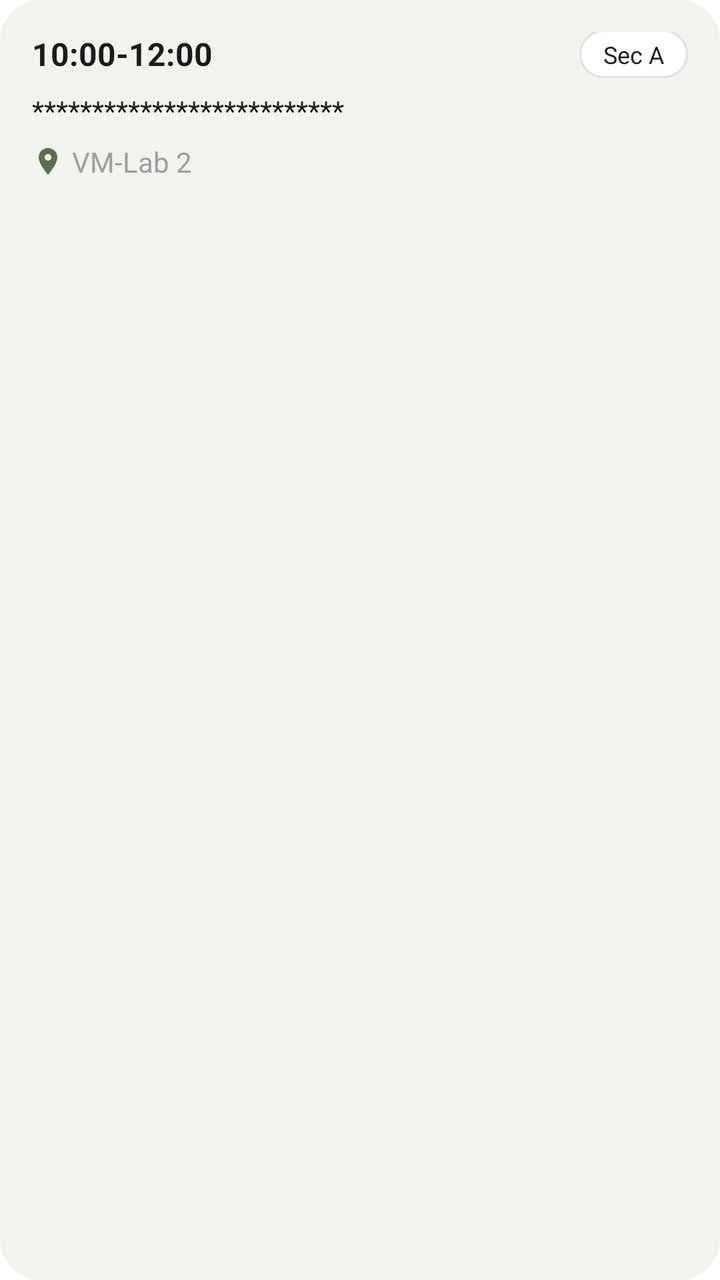
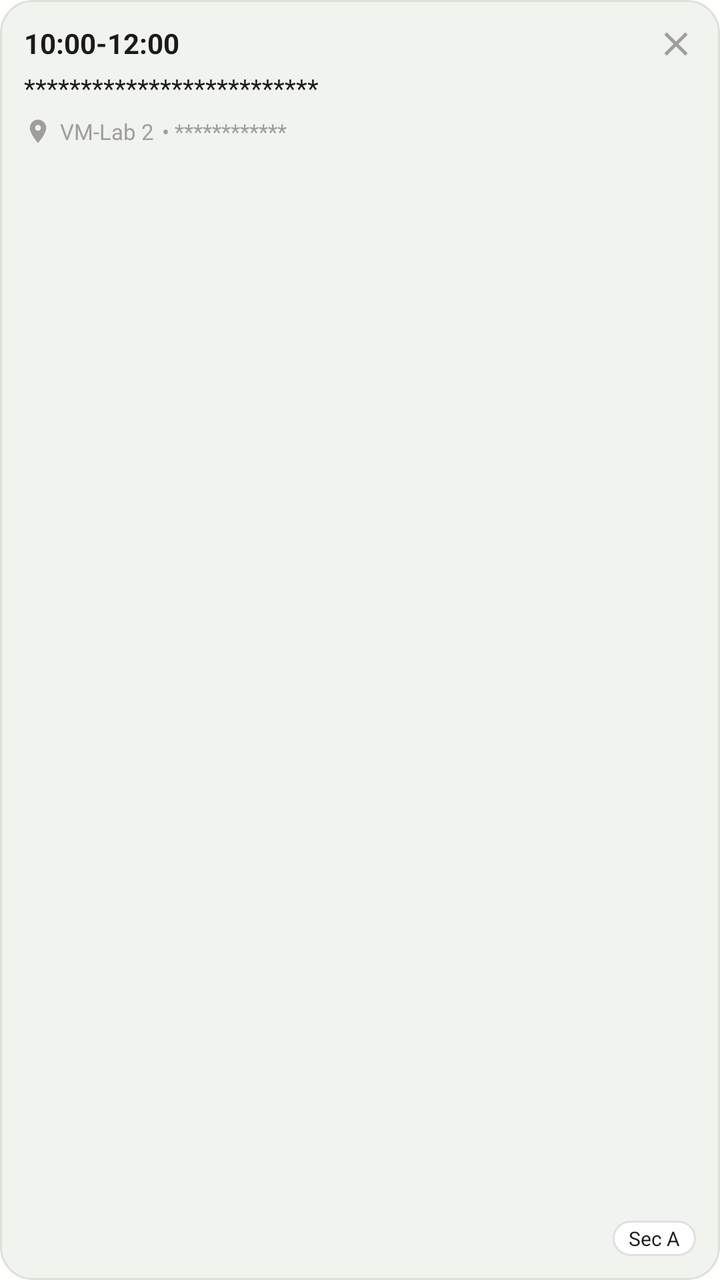

Two renders of the same Android screen: before a commit and after it. Below are the layout's source before the change and the commit's diff.
<!-- AndroidManifest.xml: application theme Theme.VETSCHED -->
<!-- res/layout/item_schedule_card.xml -->
<?xml version="1.0" encoding="utf-8"?>
<androidx.constraintlayout.widget.ConstraintLayout xmlns:android="http://schemas.android.com/apk/res/android"
    xmlns:app="http://schemas.android.com/apk/res-auto"
    android:layout_width="match_parent"
    android:layout_height="wrap_content"
    android:background="@drawable/bg_schedule_card"
    android:padding="16dp">

    <TextView
        android:id="@+id/tvTimeRange"
        android:layout_width="wrap_content"
        android:layout_height="wrap_content"
        android:text="10:00-12:00"
        android:textColor="@color/vetsched_text_primary"
        android:textSize="16sp"
        android:textStyle="bold"
        app:layout_constraintStart_toStartOf="parent"
        app:layout_constraintTop_toTopOf="parent" />

    <TextView
        android:id="@+id/tvSection"
        android:layout_width="wrap_content"
        android:layout_height="wrap_content"
        android:background="@drawable/bg_date_unselected"
        android:paddingHorizontal="12dp"
        android:paddingVertical="4dp"
        android:text="Sec A"
        android:textColor="@color/vetsched_text_primary"
        android:textSize="12sp"
        app:layout_constraintBottom_toBottomOf="@id/tvTimeRange"
        app:layout_constraintEnd_toEndOf="parent"
        app:layout_constraintTop_toTopOf="@id/tvTimeRange" />

    <TextView
        android:id="@+id/tvCourseName"
        android:layout_width="0dp"
        android:layout_height="wrap_content"
        android:layout_marginTop="8dp"
        android:text="**************************"
        android:textColor="@color/vetsched_text_primary"
        android:textSize="14sp"
        app:layout_constraintEnd_toEndOf="parent"
        app:layout_constraintStart_toStartOf="parent"
        app:layout_constraintTop_toBottomOf="@id/tvTimeRange" />

    <ImageView
        android:id="@+id/ivLocation"
        android:layout_width="16dp"
        android:layout_height="16dp"
        android:layout_marginTop="8dp"
        android:src="@drawable/ic_location"
        app:layout_constraintStart_toStartOf="parent"
        app:layout_constraintTop_toBottomOf="@id/tvCourseName" />

    <TextView
        android:id="@+id/tvLocation"
        android:layout_width="0dp"
        android:layout_height="wrap_content"
        android:layout_marginStart="4dp"
        android:text="VM-Lab 2"
        android:textColor="@color/vetsched_text_hint"
        android:textSize="14sp"
        app:layout_constraintBottom_toBottomOf="@id/ivLocation"
        app:layout_constraintEnd_toEndOf="parent"
        app:layout_constraintStart_toEndOf="@id/ivLocation"
        app:layout_constraintTop_toTopOf="@id/ivLocation" />

</androidx.constraintlayout.widget.ConstraintLayout>
<!-- resources referenced by this layout -->
<resources>
  <color name="vetsched_text_hint">#9E9E9E</color>
  <color name="vetsched_text_primary">#1A1A1A</color>
  <!-- drawable bg_date_unselected (drawable) -->
  <?xml version="1.0" encoding="utf-8"?>
  <shape xmlns:android="http://schemas.android.com/apk/res/android">
      <solid android:color="@color/white" />
      <stroke android:width="1dp" android:color="#E0E0E0" />
      <corners android:radius="16dp" />
  </shape>
  <!-- drawable bg_schedule_card (drawable) -->
  <?xml version="1.0" encoding="utf-8"?>
  <shape xmlns:android="http://schemas.android.com/apk/res/android">
      <solid android:color="#F1F4EE" />
      <corners android:radius="20dp" />
  </shape>
  <!-- drawable ic_location (drawable) -->
  <vector xmlns:android="http://schemas.android.com/apk/res/android"
      android:width="24dp"
      android:height="24dp"
      android:viewportWidth="24"
      android:viewportHeight="24">
      <path
          android:fillColor="#5C6D4F"
          android:pathData="L12,2C8.13,2 5,5.13 5,9c0,5.25 7,13 7,13s7,-7.75 7,-13c0,-3.87 -3.13,-7 -7,-7zM12,11.5c-1.38,0 -2.5,-1.12 -2.5,-2.5s1.12,-2.5 2.5,-2.5 2.5,1.12 2.5,2.5 -1.12,2.5 -2.5,2.5z" />
  </vector>
  <style name="Theme.VETSCHED" parent="Theme.MaterialComponents.Light.NoActionBar">
          <item name="colorPrimary">@color/vetsched_primary</item>
          <item name="android:statusBarColor">@color/vetsched_background</item>
          <item name="android:windowLightStatusBar">true</item>
      </style>
  <color name="white">#FFFFFFFF</color>
  <color name="vetsched_primary">#5C6D4F</color>
  <color name="vetsched_background">#F8FAF7</color>
</resources>

<!-- the commit's change to res/layout/item_schedule_card.xml (unified diff, before → after) -->
@@ -4,7 +4,7 @@
     android:layout_width="match_parent"
     android:layout_height="wrap_content"
     android:background="@drawable/bg_schedule_card"
-    android:padding="16dp">
+    android:padding="12dp">
 
     <TextView
         android:id="@+id/tvTimeRange"
@@ -12,57 +12,89 @@
         android:layout_height="wrap_content"
         android:text="10:00-12:00"
         android:textColor="@color/vetsched_text_primary"
-        android:textSize="16sp"
+        android:textSize="14sp"
         android:textStyle="bold"
         app:layout_constraintStart_toStartOf="parent"
         app:layout_constraintTop_toTopOf="parent" />
+
+    <ImageView
+        android:id="@+id/btnRemove"
+        android:layout_width="20dp"
+        android:layout_height="20dp"
+        android:src="@drawable/ic_close"
+        app:layout_constraintEnd_toEndOf="parent"
+        app:layout_constraintTop_toTopOf="parent"
+        app:tint="@color/vetsched_text_hint" />
+
+    <TextView
+        android:id="@+id/tvCourseName"
+        android:layout_width="0dp"
+        android:layout_height="wrap_content"
+        android:layout_marginTop="4dp"
+        android:ellipsize="end"
+        android:maxLines="2"
+        android:text="**************************"
+        android:textColor="@color/vetsched_text_primary"
+        android:textSize="13sp"
+        app:layout_constraintEnd_toEndOf="parent"
+        app:layout_constraintStart_toStartOf="parent"
+        app:layout_constraintTop_toBottomOf="@id/tvTimeRange" />
+
+    <ImageView
+        android:id="@+id/ivLocation"
+        android:layout_width="14dp"
+        android:layout_height="14dp"
+        android:layout_marginTop="6dp"
+        android:src="@drawable/ic_location"
+        app:layout_constraintStart_toStartOf="parent"
+        app:layout_constraintTop_toBottomOf="@id/tvCourseName"
+        app:tint="@color/vetsched_text_hint" />
+
+    <TextView
+        android:id="@+id/tvLocation"
+        android:layout_width="wrap_content"
+        android:layout_height="wrap_content"
+        android:layout_marginStart="4dp"
+        android:ellipsize="end"
+        android:maxLines="1"
+        android:text="VM-Lab 2"
+        android:textColor="@color/vetsched_text_hint"
+        android:textSize="11sp"
+        app:layout_constrainedWidth="true"
+        app:layout_constraintBottom_toBottomOf="@id/ivLocation"
+        app:layout_constraintEnd_toStartOf="@id/tvInstructorMasked"
+        app:layout_constraintHorizontal_bias="0"
+        app:layout_constraintHorizontal_chainStyle="packed"
+        app:layout_constraintStart_toEndOf="@id/ivLocation"
+        app:layout_constraintTop_toTopOf="@id/ivLocation" />
+
+    <TextView
+        android:id="@+id/tvInstructorMasked"
+        android:layout_width="wrap_content"
+        android:layout_height="wrap_content"
+        android:layout_marginStart="4dp"
+        android:ellipsize="end"
+        android:maxLines="1"
+        android:text="• ************"
+        android:textColor="@color/vetsched_text_hint"
+        android:textSize="11sp"
+        app:layout_constrainedWidth="true"
+        app:layout_constraintBottom_toBottomOf="@id/tvLocation"
+        app:layout_constraintEnd_toStartOf="@id/tvSection"
+        app:layout_constraintStart_toEndOf="@id/tvLocation"
+        app:layout_constraintTop_toTopOf="@id/tvLocation" />
 
     <TextView
         android:id="@+id/tvSection"
         android:layout_width="wrap_content"
         android:layout_height="wrap_content"
         android:background="@drawable/bg_date_unselected"
-        android:paddingHorizontal="12dp"
-        android:paddingVertical="4dp"
+        android:paddingHorizontal="8dp"
+        android:paddingVertical="2dp"
         android:text="Sec A"
         android:textColor="@color/vetsched_text_primary"
-        android:textSize="12sp"
-        app:layout_constraintBottom_toBottomOf="@id/tvTimeRange"
-        app:layout_constraintEnd_toEndOf="parent"
-        app:layout_constraintTop_toTopOf="@id/tvTimeRange" />
-
-    <TextView
-        android:id="@+id/tvCourseName"
-        android:layout_width="0dp"
-        android:layout_height="wrap_content"
-        android:layout_marginTop="8dp"
-        android:text="**************************"
-        android:textColor="@color/vetsched_text_primary"
-        android:textSize="14sp"
-        app:layout_constraintEnd_toEndOf="parent"
-        app:layout_constraintStart_toStartOf="parent"
-        app:layout_constraintTop_toBottomOf="@id/tvTimeRange" />
-
-    <ImageView
-        android:id="@+id/ivLocation"
-        android:layout_width="16dp"
-        android:layout_height="16dp"
-        android:layout_marginTop="8dp"
-        android:src="@drawable/ic_location"
-        app:layout_constraintStart_toStartOf="parent"
-        app:layout_constraintTop_toBottomOf="@id/tvCourseName" />
-
-    <TextView
-        android:id="@+id/tvLocation"
-        android:layout_width="0dp"
-        android:layout_height="wrap_content"
-        android:layout_marginStart="4dp"
-        android:text="VM-Lab 2"
-        android:textColor="@color/vetsched_text_hint"
-        android:textSize="14sp"
-        app:layout_constraintBottom_toBottomOf="@id/ivLocation"
-        app:layout_constraintEnd_toEndOf="parent"
-        app:layout_constraintStart_toEndOf="@id/ivLocation"
-        app:layout_constraintTop_toTopOf="@id/ivLocation" />
+        android:textSize="10sp"
+        app:layout_constraintBottom_toBottomOf="parent"
+        app:layout_constraintEnd_toEndOf="parent" />
 
 </androidx.constraintlayout.widget.ConstraintLayout>
<!-- resource entries referenced after the edit -->
@@ -13,8 +13,19 @@
   <?xml version="1.0" encoding="utf-8"?>
   <shape xmlns:android="http://schemas.android.com/apk/res/android">
       <solid android:color="#F1F4EE" />
-      <corners android:radius="20dp" />
+      <corners android:radius="16dp" />
+      <stroke android:width="1dp" android:color="#DCE2D7" />
   </shape>
+  <!-- drawable ic_close (drawable) -->
+  <vector xmlns:android="http://schemas.android.com/apk/res/android"
+      android:width="24dp"
+      android:height="24dp"
+      android:viewportWidth="24"
+      android:viewportHeight="24">
+      <path
+          android:fillColor="#000000"
+          android:pathData="M19,6.41L17.59,5 12,10.59 6.41,5 5,6.41 10.59,12 5,17.59 6.41,19 12,13.41 17.59,19 19,17.59 13.41,12z" />
+  </vector>
   <!-- drawable ic_location (drawable) -->
   <vector xmlns:android="http://schemas.android.com/apk/res/android"
       android:width="24dp"
